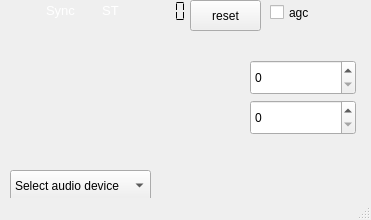
The window that forms/dabradio.ui (JvanKatwijk/dabradio) describes before a commit, drawn with Qt 5.
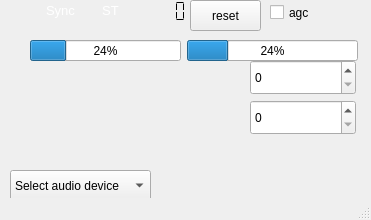
The same window after the commit.

Commit message: tadded a progressbar for audio decoding

Diff of the .ui file:
```diff
--- a/forms/dabradio.ui
+++ b/forms/dabradio.ui
@@ -258,71 +258,6 @@
      <set>Qt::AlignCenter</set>
     </property>
    </widget>
-   <widget class="QLabel" name="strength_0_label">
-    <property name="geometry">
-     <rect>
-      <x>150</x>
-      <y>40</y>
-      <width>21</width>
-      <height>16</height>
-     </rect>
-    </property>
-    <property name="text">
-     <string/>
-    </property>
-   </widget>
-   <widget class="QLabel" name="strength_1_label">
-    <property name="geometry">
-     <rect>
-      <x>180</x>
-      <y>40</y>
-      <width>21</width>
-      <height>16</height>
-     </rect>
-    </property>
-    <property name="text">
-     <string/>
-    </property>
-   </widget>
-   <widget class="QLabel" name="strength_2_label">
-    <property name="geometry">
-     <rect>
-      <x>210</x>
-      <y>40</y>
-      <width>21</width>
-      <height>16</height>
-     </rect>
-    </property>
-    <property name="text">
-     <string/>
-    </property>
-   </widget>
-   <widget class="QLabel" name="strength_3_label">
-    <property name="geometry">
-     <rect>
-      <x>240</x>
-      <y>40</y>
-      <width>21</width>
-      <height>16</height>
-     </rect>
-    </property>
-    <property name="text">
-     <string/>
-    </property>
-   </widget>
-   <widget class="QLabel" name="strength_4_label">
-    <property name="geometry">
-     <rect>
-      <x>270</x>
-      <y>40</y>
-      <width>21</width>
-      <height>16</height>
-     </rect>
-    </property>
-    <property name="text">
-     <string/>
-    </property>
-   </widget>
    <widget class="QLabel" name="serviceLabel">
     <property name="geometry">
      <rect>
@@ -433,6 +368,38 @@
      <string>agc</string>
     </property>
    </widget>
+   <widget class="QProgressBar" name="ficQuality">
+    <property name="geometry">
+     <rect>
+      <x>30</x>
+      <y>40</y>
+      <width>151</width>
+      <height>21</height>
+     </rect>
+    </property>
+    <property name="toolTip">
+     <string>&lt;html&gt;&lt;head/&gt;&lt;body&gt;&lt;p&gt;fibQuality, the successrate in decoding the fib data in the DAB frames. 100 is OK&lt;/p&gt;&lt;/body&gt;&lt;/html&gt;</string>
+    </property>
+    <property name="value">
+     <number>24</number>
+    </property>
+   </widget>
+   <widget class="QProgressBar" name="audioQuality">
+    <property name="geometry">
+     <rect>
+      <x>187</x>
+      <y>40</y>
+      <width>171</width>
+      <height>21</height>
+     </rect>
+    </property>
+    <property name="toolTip">
+     <string>&lt;html&gt;&lt;head/&gt;&lt;body&gt;&lt;p&gt;successrate in audio decoding. &lt;/p&gt;&lt;/body&gt;&lt;/html&gt;</string>
+    </property>
+    <property name="value">
+     <number>24</number>
+    </property>
+   </widget>
   </widget>
   <widget class="QStatusBar" name="statusbar"/>
  </widget>
```
Left out of the diff: 2 changed lines with no effect on the pictures. The commit also changes 10 other files.
